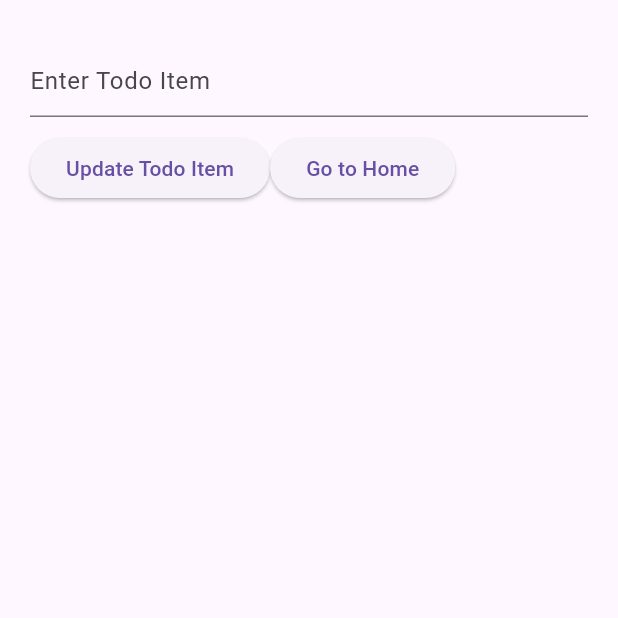
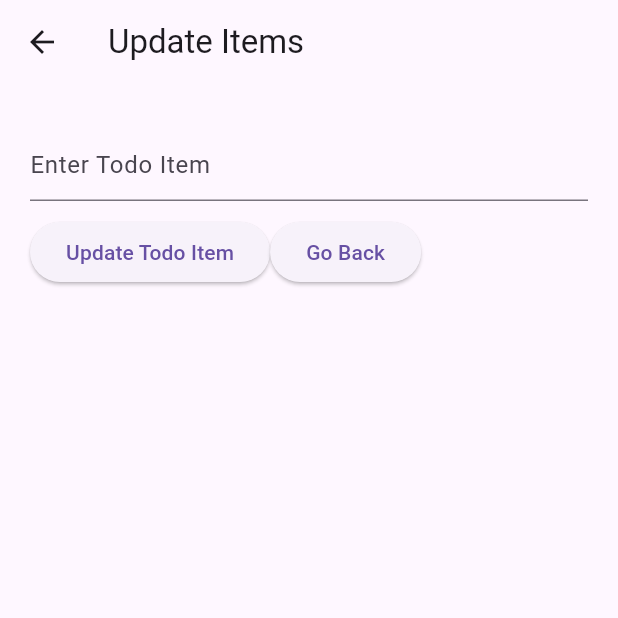
Before and after one commit to farasatkhan1/flutter-todo, a Flutter app: the TodoItem screen opened directly with empty values, after a tap on "Update Todo Item", on a phone screen of 412 x 824 dp, the top half of it. Run offline on Flutter 3.47's test engine with Material 3 defaults, Android fonts, the phone set to English and light mode, and no system bars; network calls fail.

Commit message:
made some minor changes to screens

```diff
--- a/frontend/lib/main.dart
+++ b/frontend/lib/main.dart
@@ -77,7 +77,8 @@ class _TodoScreenState extends State<TodoScreen> {
       )),
       ElevatedButton(onPressed: () {
         Navigator.push(context, MaterialPageRoute(builder: (context) => const CreateTodo())).then(onGoBack);
-      }, child: const Text("Create new item"))
+      }, child: const Text("Create new item")),
+      const SizedBox(height: 30,)
       ],),
     );
   }
--- a/frontend/lib/views/create.dart
+++ b/frontend/lib/views/create.dart
@@ -43,6 +43,9 @@ class _CreateTodo extends State<CreateTodo> {
   @override
   Widget build(BuildContext context) {
     return Scaffold(
+      appBar: AppBar(
+        title: const Text("Create new item"),
+      ),
       body: Container(
         margin: const EdgeInsets.only(left: 20, right: 20, top: 30),
         child: Column(
--- a/frontend/lib/views/todo_item.dart
+++ b/frontend/lib/views/todo_item.dart
@@ -42,15 +42,23 @@ class _TodoItemState extends State<TodoItem> {
 
   @override
   Widget build(BuildContext context) {
-    return Scaffold(body: Container(
+    return Scaffold(appBar: AppBar(
+        title: const Text("Todo Item"),
+      ),
+      body: Container(
       margin: const EdgeInsets.symmetric(horizontal: 40),
       child: Column(children: [
         Text(widget.todoItem.data),
         const SizedBox(height: 30),
-        ElevatedButton(onPressed: () {
-          Navigator.push(context, MaterialPageRoute(builder: (context) => UpdateTodo(id: widget.todoItem.id, data: widget.todoItem.data)));
-        }, child: const Text("Update Todo Item")),
-        ElevatedButton(onPressed: _deleteTodoItem, child: const Text("Delete Item"))],),
+        Row(
+          children: [
+            ElevatedButton(onPressed: () {
+              Navigator.push(context, MaterialPageRoute(builder: (context) => UpdateTodo(id: widget.todoItem.id, data: widget.todoItem.data)));
+            }, child: const Text("Update Todo Item")),
+            const SizedBox(width: 30),
+            ElevatedButton(onPressed: _deleteTodoItem, child: const Text("Delete Item"))
+          ],
+        )],),
     ),);
   }
 }
--- a/frontend/lib/views/update.dart
+++ b/frontend/lib/views/update.dart
@@ -1,6 +1,6 @@
 import 'dart:convert';
-
 import 'package:flutter/material.dart';
+import 'package:frontend/main.dart';
 
 import 'package:http/http.dart' as http;
 
@@ -52,13 +52,16 @@ class _UpdateTodoState extends State<UpdateTodo> {
     }
 
     if (context.mounted) {
-      Navigator.pop(context);
+      Navigator.push(context, MaterialPageRoute(builder: (context) => TodoScreen()));
     }
   }
 
   @override
   Widget build(BuildContext context) {
     return Scaffold(
+      appBar: AppBar(
+        title: const Text("Update Items"),
+      ),
       body: Container(
         margin: const EdgeInsets.only(left: 20, right: 20, top: 30),
         child: Column(
@@ -73,7 +76,7 @@ class _UpdateTodoState extends State<UpdateTodo> {
             ElevatedButton(onPressed: updateTodoItemRequest, child: const Text("Update Todo Item")),
             ElevatedButton(onPressed: () {
               Navigator.pop(context);
-            }, child: const Text("Go to Home"))
+            }, child: const Text("Go Back"))
             ],)
         ],
       ),
```
